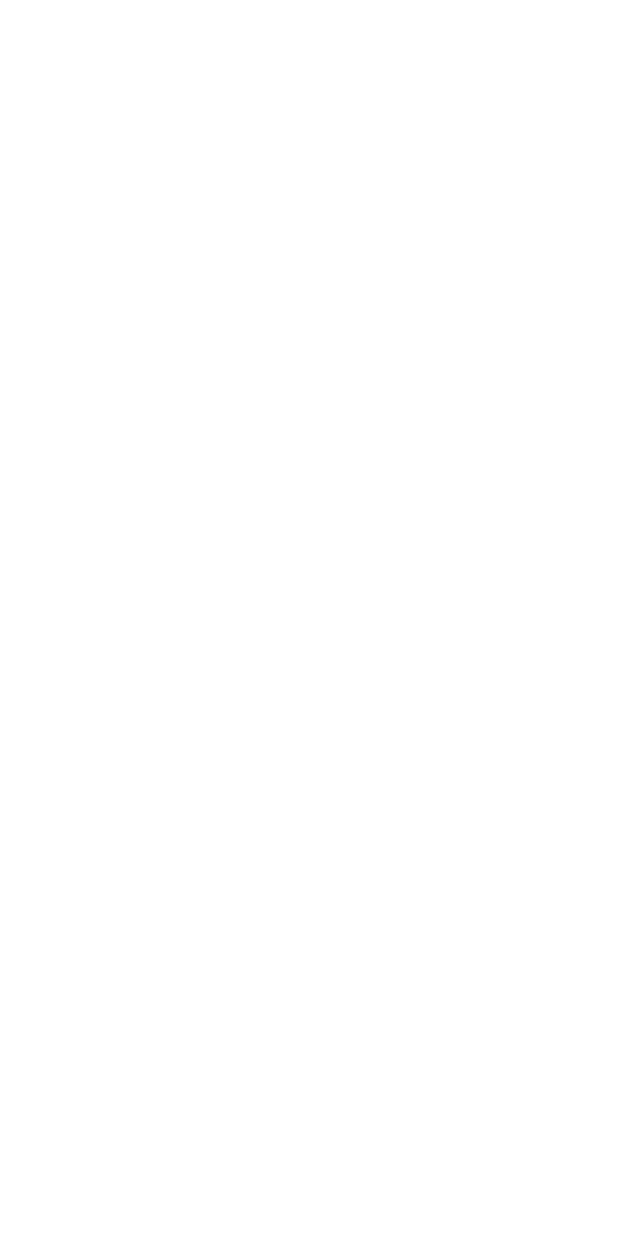
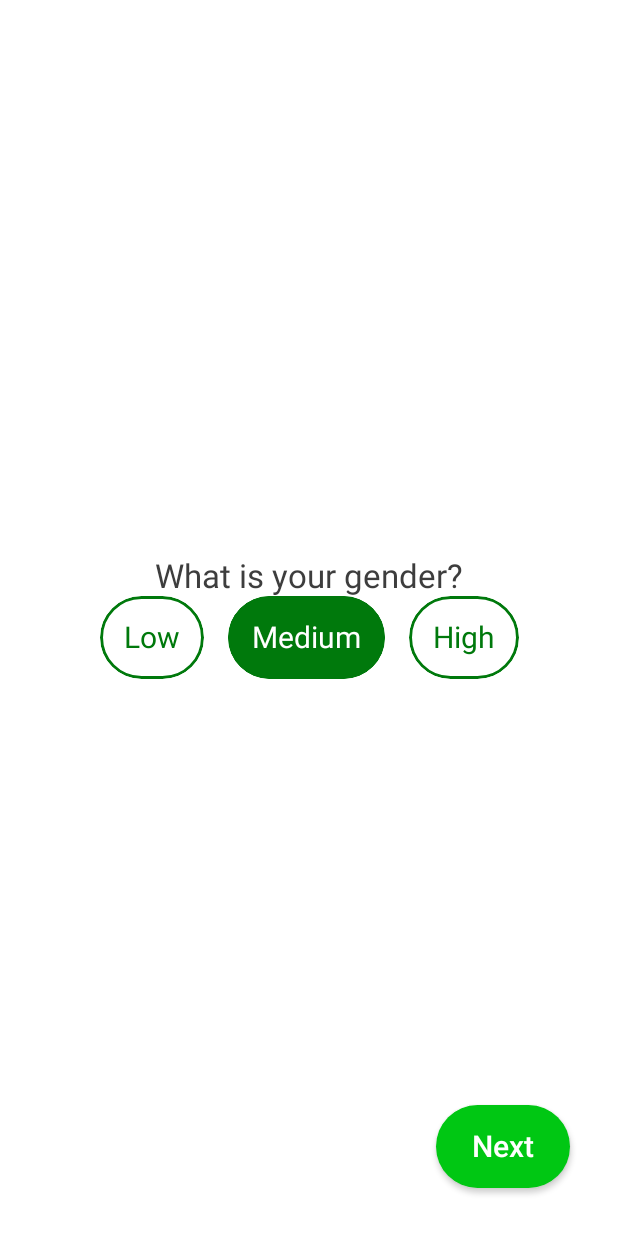
Before and after one commit to guilhermeestevao/calorytracker-mult-module-example, an Android app built with Jetpack Compose: the ActivityScreen screen opened through its navigation route, on a phone screen of 412 x 824 dp. Before the commit the screen is empty. Run offline under Robolectric (Android 15) with nearby library versions, the phone set to English and light mode, and no system bars; our stand-ins replace Dagger/Hilt's generated code.

Commit message:
Adicionado mais telas de onboarding

```diff
--- /dev/null
+++ b/onboarding/onboarding_presentation/src/main/java/dev/guilhermeestevao/onboarding_presentation/activity/ActivityScreen.kt
@@ -0,0 +1,101 @@
+package dev.guilhermeestevao.onboarding_presentation.activity
+
+import androidx.compose.foundation.layout.*
+import androidx.compose.material.MaterialTheme
+import androidx.compose.material.Text
+import androidx.compose.runtime.Composable
+import androidx.compose.runtime.LaunchedEffect
+import androidx.compose.ui.Alignment
+import androidx.compose.ui.Modifier
+import androidx.compose.ui.graphics.Color
+import androidx.compose.ui.res.stringResource
+import androidx.compose.ui.text.font.FontWeight
+import androidx.hilt.navigation.compose.hiltViewModel
+import dev.guilhermeestevao.core.util.UiEvent
+import dev.guilhermeestevao.core_ui.LocalSpacing
+import dev.guilhermeestevao.core.R
+import dev.guilhermeestevao.core.domain.model.ActivityLevel
+import dev.guilhermeestevao.core.domain.model.Gender
+import dev.guilhermeestevao.onboarding_presentation.components.ActionButton
+import dev.guilhermeestevao.onboarding_presentation.components.SelectableButton
+import kotlinx.coroutines.flow.collect
+
+@Composable
+fun ActivityScreen(
+    onNavigate: (UiEvent.Navigate) -> Unit,
+    viewModel: ActivityViewModel = hiltViewModel()
+){
+    val spacing = LocalSpacing.current
+    LaunchedEffect(key1 = true){
+        viewModel.uiEvent.collect { event ->
+            when(event){
+                is UiEvent.Navigate -> onNavigate(event)
+                else -> Unit
+            }
+        }
+    }
+    Box(
+        modifier = Modifier
+            .fillMaxSize()
+            .padding(spacing.spaceLarge)
+    ){
+        Column(
+            modifier = Modifier.fillMaxSize(),
+            verticalArrangement = Arrangement.Center,
+            horizontalAlignment = Alignment.CenterHorizontally
+        ) {
+            Text(
+                text = stringResource(id = R.string.whats_your_gender),
+                style = MaterialTheme.typography.h3
+            )
+            Spacer(modifier = Modifier.width(spacing.spaceMidium))
+            Row {
+                SelectableButton(
+                    text = stringResource(id = R.string.low),
+                    isSelected = viewModel.selectedActivityLevel is ActivityLevel.Low,
+                    color = MaterialTheme.colors.primaryVariant,
+                    selectedTextColor = Color.White,
+                    onClick = {
+                        viewModel.onActivityLevelSelected(ActivityLevel.Low)
+                    },
+                    textStyle = MaterialTheme.typography.button.copy(
+                        fontWeight = FontWeight.Normal
+                    )
+                )
+                Spacer(modifier = Modifier.width(spacing.spaceMidium))
+                SelectableButton(
+                    text = stringResource(id = R.string.medium),
+                    isSelected = viewModel.selectedActivityLevel is ActivityLevel.Medim,
+                    color = MaterialTheme.colors.primaryVariant,
+                    selectedTextColor = Color.White,
+                    onClick = {
+                        viewModel.onActivityLevelSelected(ActivityLevel.Medim)
+                    },
+                    textStyle = MaterialTheme.typography.button.copy(
+                        fontWeight = FontWeight.Normal
+                    )
+                )
+                Spacer(modifier = Modifier.width(spacing.spaceMidium))
+                SelectableButton(
+                    text = stringResource(id = R.string.high),
+                    isSelected = viewModel.selectedActivityLevel is ActivityLevel.High,
+                    color = MaterialTheme.colors.primaryVariant,
+                    selectedTextColor = Color.White,
+                    onClick = {
+                        viewModel.onActivityLevelSelected(ActivityLevel.High)
+                    },
+                    textStyle = MaterialTheme.typography.button.copy(
+                        fontWeight = FontWeight.Normal
+                    )
+                )
+            }
+        }
+        ActionButton(
+            text = stringResource(id = R.string.next),
+            onClick = viewModel::onNextClick,
+            modifier = Modifier.align(Alignment.BottomEnd)
+        )
+    }
+
+
+}
--- /dev/null
+++ b/onboarding/onboarding_presentation/src/main/java/dev/guilhermeestevao/onboarding_presentation/activity/ActivityViewModel.kt
@@ -0,0 +1,39 @@
+package dev.guilhermeestevao.onboarding_presentation.activity
+
+import androidx.compose.runtime.getValue
+import androidx.compose.runtime.mutableStateOf
+import androidx.compose.runtime.setValue
+import androidx.lifecycle.ViewModel
+import androidx.lifecycle.viewModelScope
+import dagger.hilt.android.lifecycle.HiltViewModel
+import dev.guilhermeestevao.core.domain.model.ActivityLevel
+import dev.guilhermeestevao.core.domain.preferences.Preferences
+import dev.guilhermeestevao.core.navigation.Route
+import dev.guilhermeestevao.core.util.UiEvent
+import kotlinx.coroutines.channels.Channel
+import kotlinx.coroutines.flow.receiveAsFlow
+import kotlinx.coroutines.launch
+import javax.inject.Inject
+
+@HiltViewModel
+class ActivityViewModel @Inject constructor(
+    private val preferences: Preferences
+): ViewModel() {
+
+    var selectedActivityLevel by mutableStateOf<ActivityLevel>(ActivityLevel.Medim)
+        private set
+
+    private val _uiEvent = Channel<UiEvent>()
+    val uiEvent = _uiEvent.receiveAsFlow()
+
+    fun onActivityLevelSelected(level: ActivityLevel){
+        selectedActivityLevel = level
+    }
+
+    fun onNextClick(){
+        viewModelScope.launch {
+            preferences.saveActivityLevel(selectedActivityLevel)
+            _uiEvent.send(UiEvent.Navigate(Route.GOAL))
+        }
+    }
+}
```
Also changed, not shown: app/src/main/java/com/plcoding/calorytracker/MainActivity.kt (+14 -4 lines), onboarding/onboarding_presentation/src/main/java/dev/guilhermeestevao/onboarding_presentation/goal/GoalScreen.kt (added, +102 -0 lines), onboarding/onboarding_presentation/src/main/java/dev/guilhermeestevao/onboarding_presentation/goal/GoalViewModel.kt (added, +41 -0 lines), onboarding/onboarding_presentation/src/main/java/dev/guilhermeestevao/onboarding_presentation/height/HeightScreen.kt (added, +76 -0 lines), onboarding/onboarding_presentation/src/main/java/dev/guilhermeestevao/onboarding_presentation/height/HeightViewModel.kt (added, +51 -0 lines), onboarding/onboarding_presentation/src/main/java/dev/guilhermeestevao/onboarding_presentation/weight/WeightScreen.kt (added, +76 -0 lines), onboarding/onboarding_presentation/src/main/java/dev/guilhermeestevao/onboarding_presentation/weight/WeightViewModel.kt (added, +50 -0 lines).
